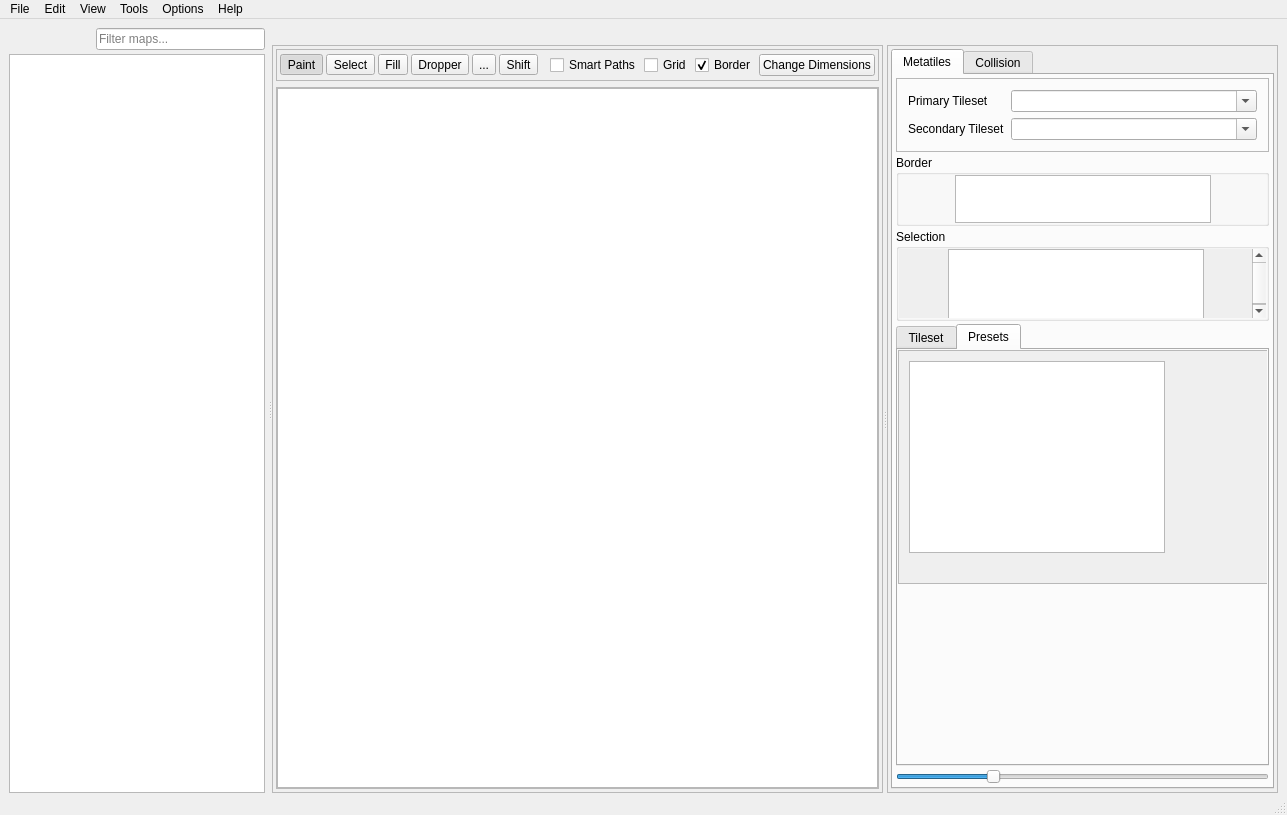
Above: forms/mainwindow.ui from mvit/porymap before the change. Below: the same form after it.
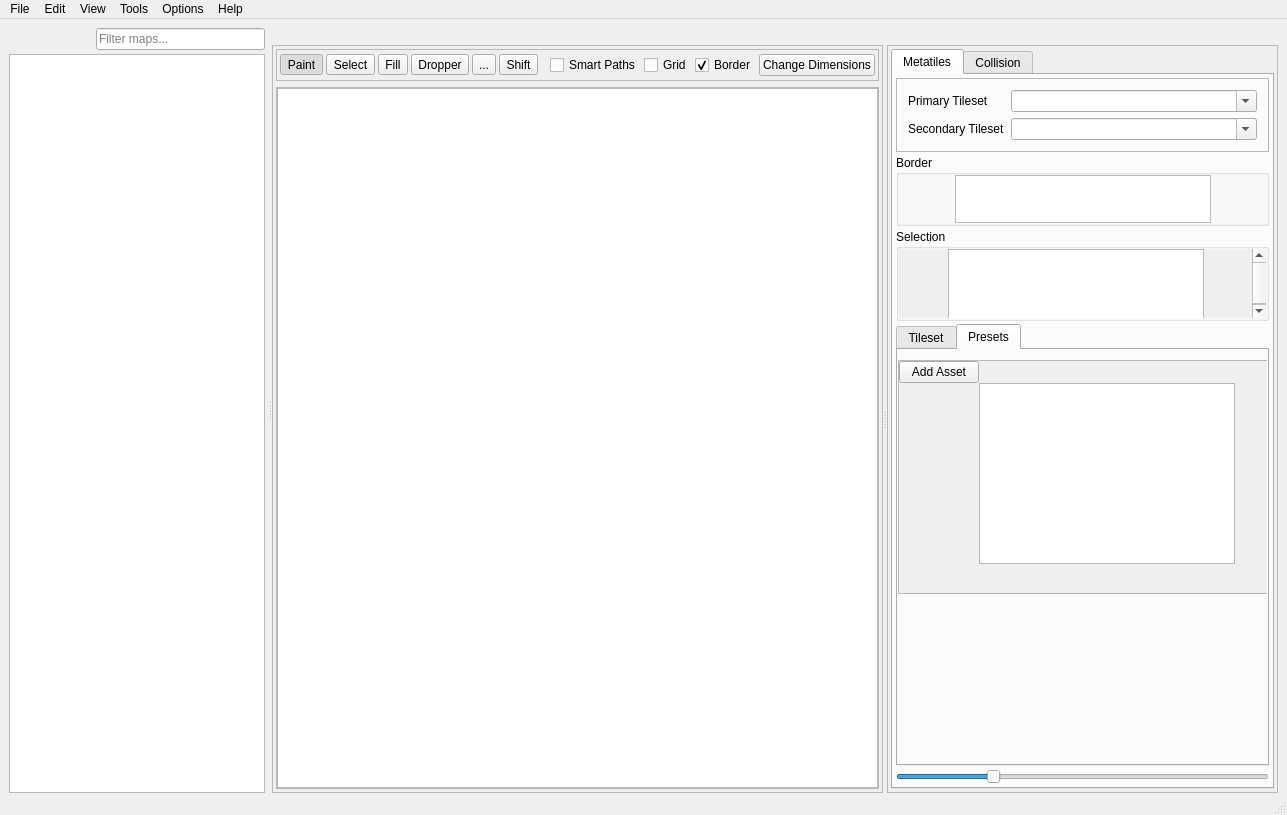
That is the form after the change. The open tabs and pages were chosen to show the change. Icons and pictures are not drawn. Custom widgets are drawn as their Qt base class.

Commit message: Make the asset display in the asset tab.

Diff of the .ui file:
```diff
--- a/forms/mainwindow.ui
+++ b/forms/mainwindow.ui
@@ -846,33 +846,119 @@
                          <property name="geometry">
                           <rect>
                            <x>0</x>
-                           <y>0</y>
+                           <y>10</y>
                            <width>430</width>
                            <height>234</height>
                           </rect>
                          </property>
+                         <property name="sizePolicy">
+                          <sizepolicy hsizetype="Preferred" vsizetype="Expanding">
+                           <horstretch>0</horstretch>
+                           <verstretch>0</verstretch>
+                          </sizepolicy>
+                         </property>
+                         <property name="verticalScrollBarPolicy">
+                          <enum>Qt::ScrollBarAlwaysOn</enum>
+                         </property>
+                         <property name="horizontalScrollBarPolicy">
+                          <enum>Qt::ScrollBarAsNeeded</enum>
+                         </property>
+                         <property name="sizeAdjustPolicy">
+                          <enum>QAbstractScrollArea::AdjustIgnored</enum>
+                         </property>
                          <property name="widgetResizable">
                           <bool>true</bool>
                          </property>
-                         <widget class="QWidget" name="scrollAreaWidgetContents_3">
+                         <property name="alignment">
+                          <set>Qt::AlignHCenter|Qt::AlignTop</set>
+                         </property>
+                         <widget class="QWidget" name="scrollAreaWidgetContents_5">
+                          <property name="enabled">
+                           <bool>true</bool>
+                          </property>
                           <property name="geometry">
                            <rect>
                             <x>0</x>
                             <y>0</y>
-                            <width>428</width>
+                            <width>411</width>
                             <height>232</height>
                            </rect>
                           </property>
-                          <widget class="QGraphicsView" name="graphicsView_Assets">
-                           <property name="geometry">
-                            <rect>
-                             <x>10</x>
-                             <y>10</y>
-                             <width>256</width>
-                             <height>192</height>
-                            </rect>
+                          <property name="sizePolicy">
+                           <sizepolicy hsizetype="Preferred" vsizetype="Preferred">
+                            <horstretch>0</horstretch>
+                            <verstretch>0</verstretch>
+                           </sizepolicy>
+                          </property>
+                          <layout class="QGridLayout" name="gridLayout_18">
+                           <property name="sizeConstraint">
+                            <enum>QLayout::SetDefaultConstraint</enum>
                            </property>
-                          </widget>
+                           <property name="leftMargin">
+                            <number>0</number>
+                           </property>
+                           <property name="topMargin">
+                            <number>0</number>
+                           </property>
+                           <property name="rightMargin">
+                            <number>0</number>
+                           </property>
+                           <property name="bottomMargin">
+                            <number>0</number>
+                           </property>
+                           <property name="spacing">
+                            <number>0</number>
+                           </property>
+                           <item row="0" column="0">
+                            <widget class="QPushButton" name="toolButton_AddAsset">
+                             <property name="text">
+                              <string>Add Asset</string>
+                             </property>
+                            </widget>
+                           </item>
+                           <item row="3" column="1">
+                            <spacer name="verticalSpacer_8">
+                             <property name="orientation">
+                              <enum>Qt::Vertical</enum>
+                             </property>
+                             <property name="sizeHint" stdset="0">
+                              <size>
+                               <width>20</width>
+                               <height>40</height>
+                              </size>
+                             </property>
+                            </spacer>
+                           </item>
+                           <item row="1" column="1">
+                            <widget class="QGraphicsView" name="graphicsView_Assets"/>
+                           </item>
+                           <item row="1" column="0">
+                            <spacer name="horizontalSpacer_23">
+                             <property name="orientation">
+                              <enum>Qt::Horizontal</enum>
+                             </property>
+                             <property name="sizeHint" stdset="0">
+                              <size>
+                               <width>40</width>
+                               <height>20</height>
+                              </size>
+                             </property>
+                            </spacer>
+                           </item>
+                           <item row="1" column="2">
+                            <spacer name="horizontalSpacer_24">
+                             <property name="orientation">
+                              <enum>Qt::Horizontal</enum>
+                             </property>
+                             <property name="sizeHint" stdset="0">
+                              <size>
+                               <width>40</width>
+                               <height>20</height>
+                              </size>
+                             </property>
+                            </spacer>
+                           </item>
+                          </layout>
                          </widget>
                         </widget>
                        </widget>
```
Left out of the diff: 28 changed lines with no effect on the pictures. The commit also changes 9 other files.
